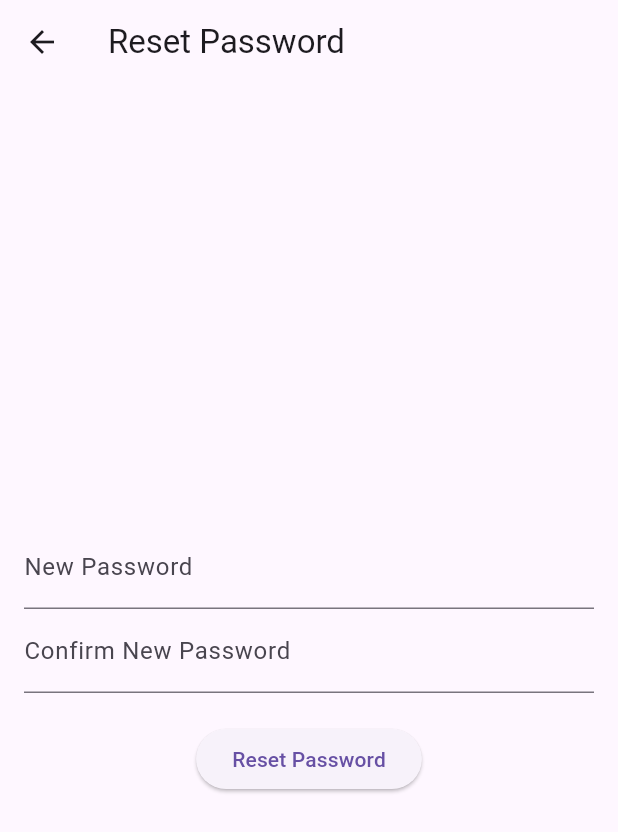
After one commit to hnamredips/sap_mobile, a Flutter app: the ResetPasswordScreen screen opened by its route, on a phone screen of 412 x 824 dp. The commit adds this screen. Shown: the top 832 px of the screen. Run offline on Flutter 3.47's test engine with Material 3 defaults, Android fonts, the phone set to English and light mode, and no system bars.

Commit message:
reset_password_screen

```diff
--- a/lib/main.dart
+++ b/lib/main.dart
@@ -3,6 +3,7 @@ import 'screens/home_screen.dart';
 import 'screens/login_screen.dart';
 import 'screens/register_screen.dart';
 import 'screens/forgot_password_screen.dart';
+import 'screens/reset_password_screen.dart';
 
 
 void main() {
@@ -23,6 +24,8 @@ class MyApp extends StatelessWidget {
         '/login': (context) => LoginScreen(),
         '/register': (context) => RegisterScreen(),
         '/forgot-password': (context) => ForgotPasswordScreen(),
+        '/reset-password': (context) => ResetPasswordScreen(),
+
       },
     );
   }
--- /dev/null
+++ b/lib/screens/reset_password_screen.dart
@@ -0,0 +1,42 @@
+import 'package:flutter/material.dart';
+
+class ResetPasswordScreen extends StatelessWidget {
+  final TextEditingController _newPasswordController = TextEditingController();
+  final TextEditingController _confirmPasswordController = TextEditingController();
+
+  void _resetPassword() {
+	// Xử lý đặt lại mật khẩu
+  }
+
+  @override
+  Widget build(BuildContext context) {
+	return Scaffold(
+	  appBar: AppBar(
+		title: Text('Reset Password'),
+	  ),
+	  body: Padding(
+		padding: const EdgeInsets.all(16.0),
+		child: Column(
+		  mainAxisAlignment: MainAxisAlignment.center,
+		  children: [
+			TextField(
+			  controller: _newPasswordController,
+			  decoration: InputDecoration(labelText: 'New Password'),
+			  obscureText: true,
+			),
+			TextField(
+			  controller: _confirmPasswordController,
+			  decoration: InputDecoration(labelText: 'Confirm New Password'),
+			  obscureText: true,
+			),
+			SizedBox(height: 20),
+			ElevatedButton(
+			  onPressed: _resetPassword,
+			  child: Text('Reset Password'),
+			),
+		  ],
+		),
+	  ),
+	);
+  }
+}
```
